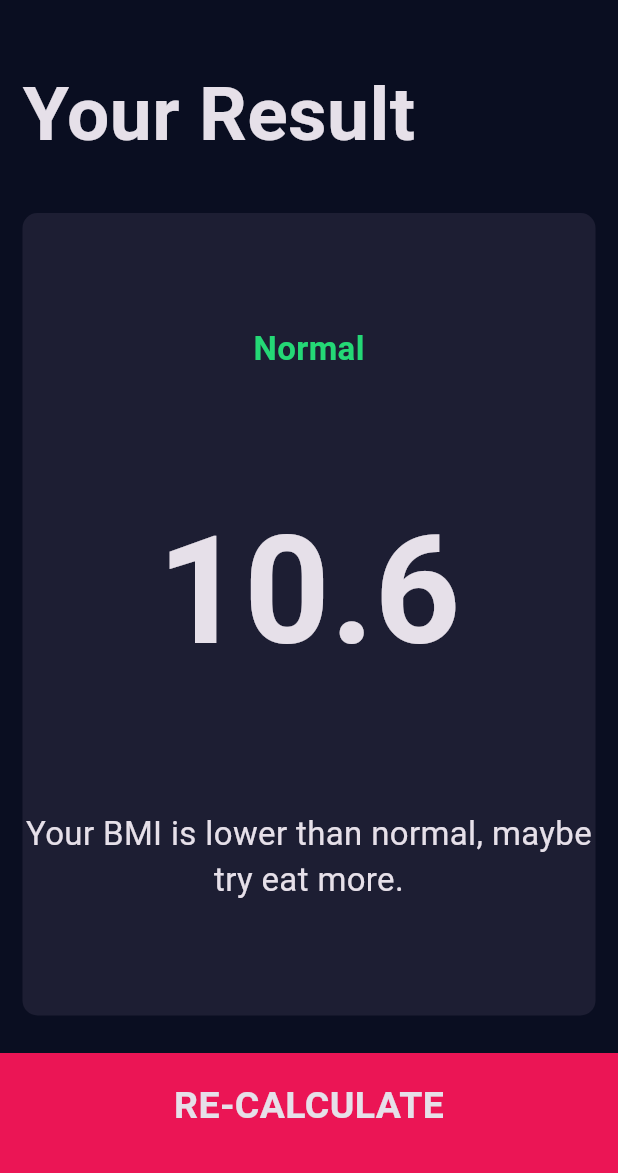
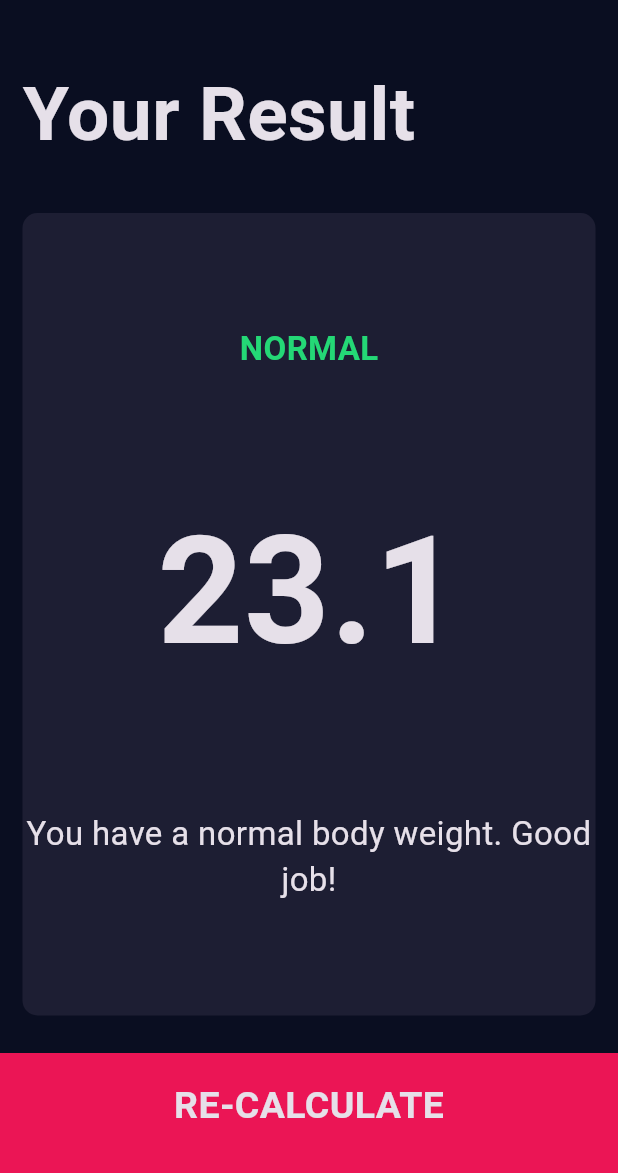
Before and after one commit to mukwambo/bmi_calc, a Flutter app: the screen it shows after launch, item 2 of the bottom bar chosen, after a tap on "CALCULATE", on a phone screen of 412 x 824 dp, the part 63-1236 px from its top. Run offline on Flutter 3.47's test engine with Material 3 defaults, Android fonts, the phone set to English and light mode, and no system bars; our stand-ins replace font_awesome_flutter.

Commit message:
Added BMI calculation functionality, created a new file 'calculator_brain' to host the functionality part of the app

```diff
--- /dev/null
+++ b/lib/calculator_brain.dart
@@ -0,0 +1,40 @@
+import 'dart:math';
+
+class CalculatorBrain {
+  final int weight;
+  final int height;
+  late double _bmi;
+
+  CalculatorBrain({
+    required this.weight,
+    required this.height,
+  });
+
+  // This method calculates the BMI and returns a string with one decimal place
+  String calculateBMI() {
+    _bmi = weight / pow(height / 100, 2);
+    return _bmi.toStringAsFixed(1);
+  }
+
+  // Get the result of the calculation and assign a comment to it
+  String bmiResult() {
+    if (_bmi >= 25) {
+      return 'Overweight';
+    } else if (_bmi > 18.5) {
+      return 'Normal';
+    } else {
+      return 'Underweight';
+    }
+  }
+
+  // Advice the user accordingly as per the result
+  String bmiAdvice() {
+    if (_bmi >= 25) {
+      return 'You have a higher than normal body weight. Try to exercise more.';
+    } else if (_bmi > 18.5) {
+      return 'You have a normal body weight. Good job!';
+    } else {
+      return 'You have a lower than normal body weight, try eat a little more';
+    }
+  }
+}
--- a/lib/main.dart
+++ b/lib/main.dart
@@ -1,5 +1,4 @@
 import 'package:bmi_calc/screens/input_page.dart';
-import 'package:bmi_calc/screens/results_page.dart';
 import 'package:flutter/material.dart';
 
 void main() => runApp(const MyApp());
@@ -27,7 +26,6 @@ class MyApp extends StatelessWidget {
 
       // Named routes are a simpler way of navigating between screens
       routes: {
-        '/resultsPage': (context) => const ResultsPage(),
         '/inputPage': (context) => const InputPage(),
       },
     );
--- a/lib/screens/input_page.dart
+++ b/lib/screens/input_page.dart
@@ -1,3 +1,4 @@
+import 'package:bmi_calc/screens/results_page.dart';
 import 'package:flutter/material.dart';
 import '../components/reusable_card.dart';
 import '../components/top_row_card_style.dart';
@@ -5,6 +6,7 @@ import 'package:font_awesome_flutter/font_awesome_flutter.dart';
 import '../constants.dart';
 import '../components/round_icon_button_design.dart';
 import '../components/calculate_button.dart';
+import 'package:bmi_calc/calculator_brain.dart';
 
 /*
 * Since we only have two types of gender, we use an enum, this tells the computer
@@ -234,7 +236,19 @@ class _InputPageState extends State<InputPage> {
           CalculateButton(
             buttonText: 'CALCULATE',
             onTapped: () {
-              Navigator.pushNamed(context, '/resultsPage');
+              CalculatorBrain calculatorBrain =
+                  CalculatorBrain(weight: _weight, height: _height);
+
+              Navigator.push(
+                context,
+                MaterialPageRoute(
+                  builder: (context) => ResultsPage(
+                    theBMIValue: calculatorBrain.calculateBMI(),
+                    theBMIResult: calculatorBrain.bmiResult(),
+                    theBMIComment: calculatorBrain.bmiAdvice(),
+                  ),
+                ),
+              );
             },
           ),
         ],
--- a/lib/screens/results_page.dart
+++ b/lib/screens/results_page.dart
@@ -4,7 +4,15 @@ import 'package:flutter/material.dart';
 import '../constants.dart';
 
 class ResultsPage extends StatefulWidget {
-  const ResultsPage({super.key});
+  final String theBMIValue;
+  final String theBMIResult;
+  final String theBMIComment;
+  const ResultsPage({
+    super.key,
+    required this.theBMIValue,
+    required this.theBMIResult,
+    required this.theBMIComment,
+  });
 
   @override
   State<ResultsPage> createState() => _ResultsPageState();
@@ -32,7 +40,7 @@ class _ResultsPageState extends State<ResultsPage> {
               ),
             ),
           ),
-          const Expanded(
+          Expanded(
             flex: 5,
             child: ReusableCard(
               cardColor: kActiveCardColor,
@@ -41,15 +49,16 @@ class _ResultsPageState extends State<ResultsPage> {
                 crossAxisAlignment: CrossAxisAlignment.center,
                 children: [
                   Text(
-                    'Normal',
+                    // To access the attributes of _ResultPageState we have to use the 'widget' otherwise it won't work
+                    widget.theBMIResult.toUpperCase(),
                     style: kResultLabelTextStyle,
                   ),
                   Text(
-                    '10.6',
+                    widget.theBMIValue,
                     style: kBMITextStyle,
                   ),
                   Text(
-                    'Your BMI is lower than normal, maybe try eat more.',
+                    widget.theBMIComment,
                     textAlign: TextAlign.center,
                     style: kBodyTextStyle,
                   ),
```
